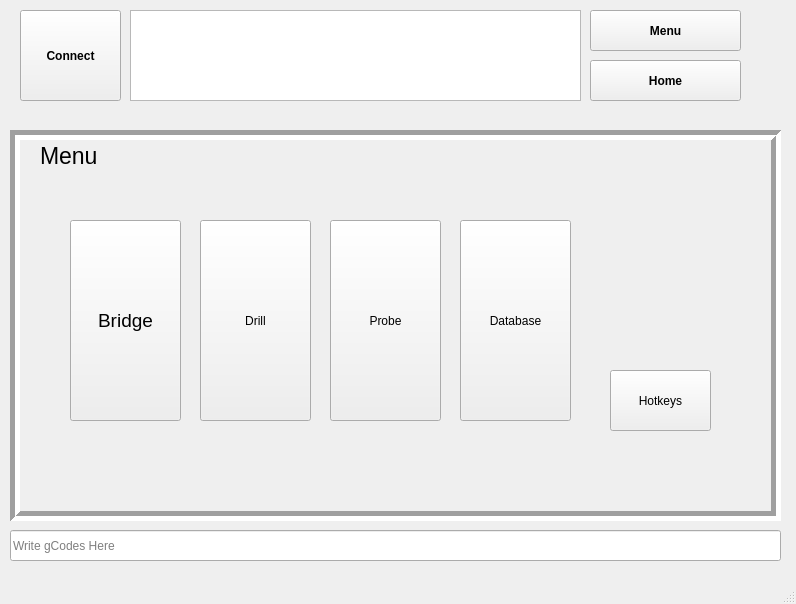
Before: the Qt Designer form FT_vone/mainwindow.ui in 7ome/Functional-Test, drawn with Qt 5.
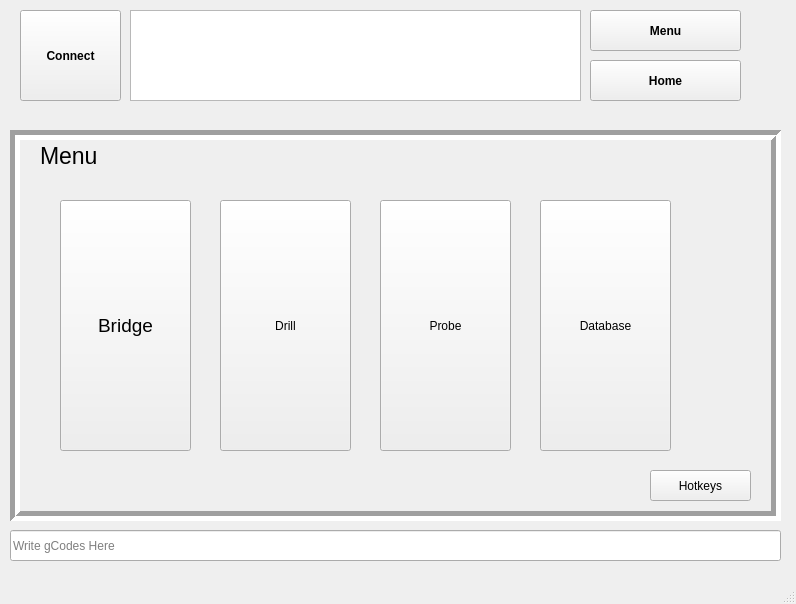
After: the same form once the commit is applied. The open tabs and pages were chosen to show the change.

Patch:
```diff
--- a/FT_vone/mainwindow.ui
+++ b/FT_vone/mainwindow.ui
@@ -96,10 +96,10 @@
      <widget class="QPushButton" name="BridgeButton">
       <property name="geometry">
        <rect>
-        <x>50</x>
-        <y>80</y>
-        <width>111</width>
-        <height>201</height>
+        <x>40</x>
+        <y>60</y>
+        <width>131</width>
+        <height>251</height>
        </rect>
       </property>
       <property name="font">
@@ -121,10 +121,10 @@
      <widget class="QPushButton" name="DrillButton">
       <property name="geometry">
        <rect>
-        <x>180</x>
-        <y>80</y>
-        <width>111</width>
-        <height>201</height>
+        <x>200</x>
+        <y>60</y>
+        <width>131</width>
+        <height>251</height>
        </rect>
       </property>
       <property name="styleSheet">
@@ -137,10 +137,10 @@
      <widget class="QPushButton" name="ProbeButton">
       <property name="geometry">
        <rect>
-        <x>310</x>
-        <y>80</y>
-        <width>111</width>
-        <height>201</height>
+        <x>360</x>
+        <y>60</y>
+        <width>131</width>
+        <height>251</height>
        </rect>
       </property>
       <property name="styleSheet">
@@ -153,10 +153,10 @@
      <widget class="QPushButton" name="DatabaseButton">
       <property name="geometry">
        <rect>
-        <x>440</x>
-        <y>80</y>
-        <width>111</width>
-        <height>201</height>
+        <x>520</x>
+        <y>60</y>
+        <width>131</width>
+        <height>251</height>
        </rect>
       </property>
       <property name="styleSheet">
@@ -169,10 +169,10 @@
      <widget class="QPushButton" name="HotkeyButton">
       <property name="geometry">
        <rect>
-        <x>590</x>
-        <y>230</y>
+        <x>630</x>
+        <y>330</y>
         <width>101</width>
-        <height>61</height>
+        <height>31</height>
        </rect>
       </property>
       <property name="text">
```
Left out of the diff: 2 changed lines with no effect on the pictures.
